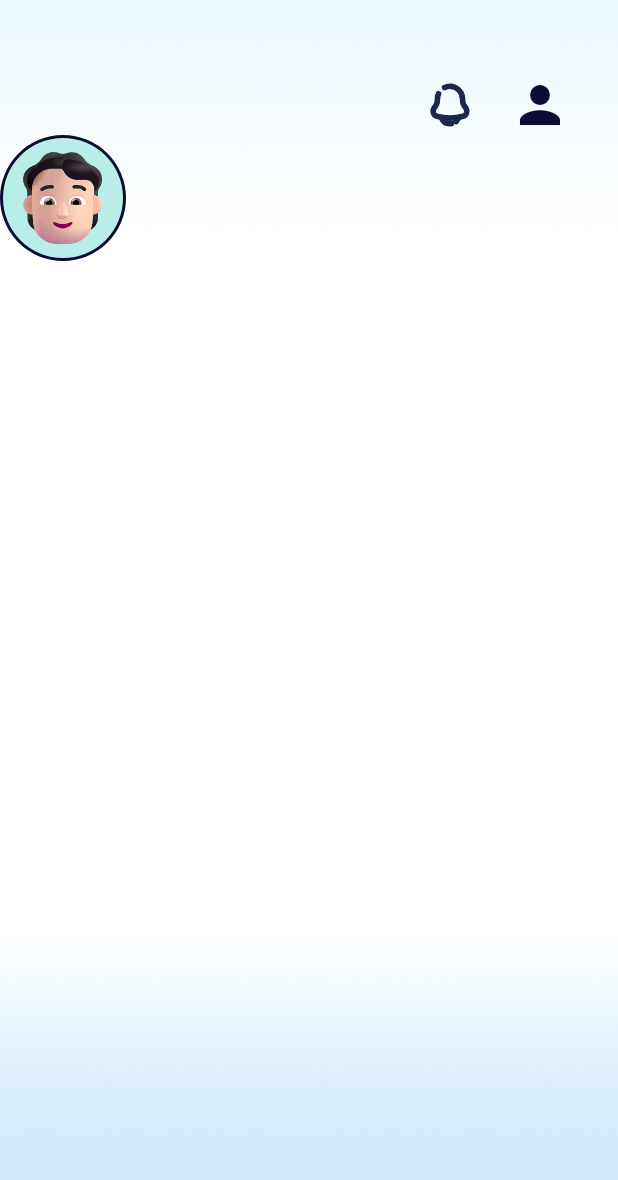
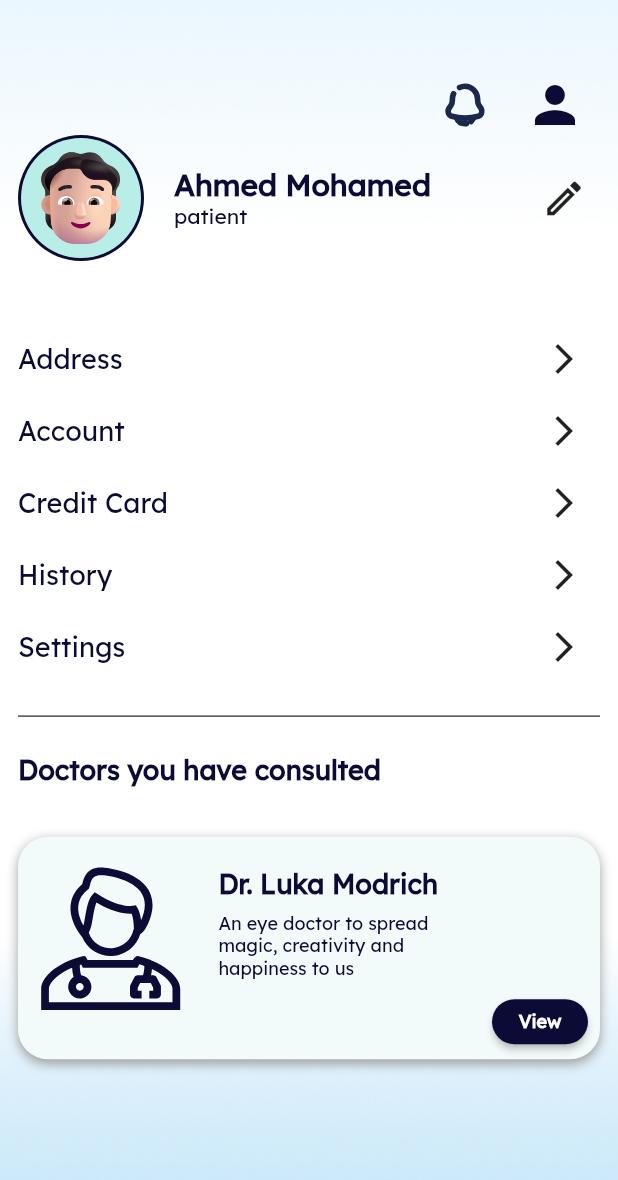
Before and after one commit to maryamyasserr/DermaByte, a Flutter app: the ProfileView screen opened by its route, after a tap on the "person" icon, on a phone screen of 412 x 824 dp. Shown: the top 1180 px of the screen. Run offline on Flutter 3.47's test engine with Material 2 defaults, Android fonts, the light colour scheme and no system bars; our stand-ins replace flutter_svg, go_router.

Commit message:
finish profile view

```diff
--- a/lib/Core/Widgets/custom_appbar.dart
+++ b/lib/Core/Widgets/custom_appbar.dart
@@ -6,7 +6,6 @@ import 'package:dermabyte/Core/utils/routes.dart';
 import 'package:flutter/material.dart';
 import 'package:flutter_svg/flutter_svg.dart';
 import 'package:go_router/go_router.dart';
-import 'package:font_awesome_flutter/font_awesome_flutter.dart';
 
 class CustomAppBar extends StatefulWidget {
   const CustomAppBar({super.key, required this.title});
@@ -23,7 +22,7 @@ class _CustomAppBarState extends State<CustomAppBar> {
   @override
   Widget build(BuildContext context) {
     return Padding(
-      padding: const EdgeInsets.only(top: 50, left: 9, right: 32),
+      padding: const EdgeInsets.only(top: 50, left: 9, right: 10),
       child: Row(
         mainAxisAlignment: MainAxisAlignment.spaceBetween,
         children: [
--- a/lib/Core/utils/assets.dart
+++ b/lib/Core/utils/assets.dart
@@ -5,4 +5,5 @@ class Assets {
   static const kWallBlock = "assets/images/wallClock.svg";
   static const kBackground = "assets/images/background.png";
   static const kProfileAvatar = 'assets/images/profile_avatar.svg';
+  static const kDoctorAvatar = 'assets/images/doctor_avatar.svg';
 }
--- a/lib/Core/utils/routes.dart
+++ b/lib/Core/utils/routes.dart
@@ -17,7 +17,7 @@ abstract class AppRoutes {
   static String kSignIn = '/SignIn';
 
   static final router = GoRouter(routes: [
-    GoRoute(path: '/', builder: (context, state) => const SplashView()),
+    GoRoute(path: '/', builder: (context, state) => const ProfileView()),
     GoRoute(path: kFollowUp, builder: (context, state) => const FollowUpView()),
     GoRoute(path: kUpcoming, builder: (context, state) => const UpComingView()),
     GoRoute(path: kProfile, builder: (context, state) => const ProfileView()),
--- /dev/null
+++ b/lib/Features/Profile/View/Widgets/custom_card.dart
@@ -0,0 +1,60 @@
+import 'package:dermabyte/Core/utils/colors.dart';
+import 'package:dermabyte/Features/Appoinments/View/Widgets/card_button.dart';
+import 'package:dermabyte/Features/Appoinments/View/Widgets/card_text.dart';
+import 'package:flutter/material.dart';
+import 'package:flutter_svg/flutter_svg.dart';
+
+class ProfileCustomCard extends StatelessWidget {
+  const ProfileCustomCard(
+      {super.key,
+      required this.iconCard,
+      required this.cardTitle,
+      required this.cardSubTitle,
+      required this.textButton,
+      this.onPressed,
+      this.width});
+  final String iconCard, cardTitle, cardSubTitle, textButton;
+  final void Function()? onPressed;
+  final double? width;
+  @override
+  Widget build(BuildContext context) {
+    return Container(
+      width: MediaQuery.of(context).size.width * 0.95,
+      height: MediaQuery.of(context).size.height * 0.18,
+      decoration: BoxDecoration(
+          color: AppColors.kCardColor,
+          borderRadius: BorderRadius.circular(20),
+          boxShadow: const [
+            BoxShadow(
+              color: Colors.grey,
+              offset: Offset(0.0, 2.6),
+              blurRadius: 6.0,
+            )
+          ]),
+      child: Stack(
+        children: [
+          Row(children: [
+            Padding(
+              padding: const EdgeInsets.only(bottom:10,right: 10),
+              child: SvgPicture.asset(
+                iconCard,
+                height: MediaQuery.of(context).size.height * 0.15,
+              ),
+            ),
+            CardText(
+              cardTitle: cardTitle,
+              cardSubTitle: cardSubTitle,
+            ),
+          ]),
+          Positioned(
+          right: 8,
+          bottom: 0,
+          child: CardButton(
+          textButton: textButton,
+          onPressed: onPressed,
+        ))
+        ],
+      ),
+    );
+  }
+}
--- /dev/null
+++ b/lib/Features/Profile/View/Widgets/header_section.dart
@@ -0,0 +1,47 @@
+import 'package:dermabyte/Core/utils/font_styels.dart';
+import 'package:dermabyte/Features/Profile/View/Widgets/profile_photo.dart';
+import 'package:flutter/material.dart';
+
+class HeaderSection extends StatelessWidget {
+  const HeaderSection({super.key});
+
+  @override
+  Widget build(BuildContext context) {
+    return Row(
+            mainAxisAlignment: MainAxisAlignment.spaceBetween,
+            children: [
+              const Row(
+                children: [
+                  ProfilePhoto(),
+                  SizedBox(
+                    width: 20,
+                  ),
+                  Column(
+                    crossAxisAlignment: CrossAxisAlignment.start,
+                    children: [
+                      Text(
+                        "Ahmed Mohamed",
+                        style: Styels.textStyle20_700,
+                      ),
+                      Text(
+                        "patient",
+                        style: Styels.textStyle14_300,
+                      ),
+                    ],
+                  ),
+                ],
+              ),
+              Padding(
+
+                padding: const EdgeInsets.all(0),
+                child: IconButton(
+                    onPressed: () {},
+                    icon: const Icon(
+                      Icons.edit_outlined,
+                      size: 30,
+                    )),
+              )
+            ],
+          );
+  }
+}
--- /dev/null
+++ b/lib/Features/Profile/View/Widgets/items_list_view.dart
@@ -0,0 +1,26 @@
+import 'package:dermabyte/Features/Profile/View/Widgets/profile_item.dart';
+import 'package:flutter/material.dart';
+
+class ItemsListView extends StatelessWidget {
+   ItemsListView({super.key});
+
+    final List<String> items = [
+    'Address',
+    'Account',
+    'Credit Card',
+    'History',
+    'Settings',
+    'Logout'
+  ];
+  @override
+  Widget build(BuildContext context) {
+    return  SizedBox(
+            height: MediaQuery.of(context).size.height*0.3,
+            child: ListView.builder(
+                itemCount: items.length,
+                itemBuilder: (context, index) {
+                  return ProfileItem(item: items[index]);
+                }),
+          );
+  }
+}
--- a/lib/Features/Profile/View/Widgets/profile_body.dart
+++ b/lib/Features/Profile/View/Widgets/profile_body.dart
@@ -1,11 +1,15 @@
 import 'package:dermabyte/Core/Widgets/custom_appBar.dart';
 import 'package:dermabyte/Core/utils/assets.dart';
-import 'package:dermabyte/Core/utils/colors.dart';
+import 'package:dermabyte/Core/utils/font_styels.dart';
+import 'package:dermabyte/Features/Profile/View/Widgets/custom_card.dart';
+import 'package:dermabyte/Features/Profile/View/Widgets/header_section.dart';
+import 'package:dermabyte/Features/Profile/View/Widgets/items_list_view.dart';
 import 'package:flutter/material.dart';
-import 'package:flutter_svg/flutter_svg.dart';
 
 class ProfileBody extends StatelessWidget {
   const ProfileBody({super.key});
+
+
 
   @override
   Widget build(BuildContext context) {
@@ -13,24 +17,35 @@ class ProfileBody extends StatelessWidget {
       decoration: const BoxDecoration(
           image: DecorationImage(
               image: AssetImage(Assets.kBackground), fit: BoxFit.cover)),
+      child: Padding(
+        padding: const EdgeInsets.symmetric(horizontal: 12),
         child: Column(
           children: [
             const CustomAppBar(title: ""),
-          Row(
-            children: [
-              Container(
-                padding: const EdgeInsets.all(2),
-                decoration: const BoxDecoration(
-                    color: AppColors.kPrimaryColor, shape: BoxShape.circle),
-                child: CircleAvatar(
-                  backgroundColor: const Color(0xffB9EEE8),
-                  radius: 40,
-                  child: SvgPicture.asset(Assets.kProfileAvatar),
+            const HeaderSection(),
+            SizedBox(
+              height: MediaQuery.of(context).size.height * 0.05,
             ),
+           ItemsListView(),
+           const SizedBox(height: 7),
+           const Divider(
+            thickness: 0.7,
+            color: Colors.black,
            ),
-            ],
+           SizedBox(height: MediaQuery.of(context).size.height*0.02),
+           const Align(
+            alignment: Alignment.centerLeft,
+            child: Text("Doctors you have consulted",style: Styels.textStyle18_600,)),
+           SizedBox(height: MediaQuery.of(context).size.height*0.04),
+             ProfileCustomCard(
+              iconCard: Assets.kDoctorAvatar,
+              cardTitle:"Dr. Luka Modrich",
+              cardSubTitle: "An eye doctor to spread magic, creativity and happiness to us",
+              textButton: "View",
+              onPressed: (){},
               )
           ],
+        ),
       ),
     );
   }
--- /dev/null
+++ b/lib/Features/Profile/View/Widgets/profile_item.dart
@@ -0,0 +1,24 @@
+import 'package:dermabyte/Core/utils/font_styels.dart';
+import 'package:flutter/material.dart';
+
+class ProfileItem extends StatelessWidget {
+  const ProfileItem({super.key, required this.item});
+
+  final String item;
+
+  @override
+  Widget build(BuildContext context) {
+    return Row(
+      mainAxisAlignment: MainAxisAlignment.spaceBetween,
+      children: [
+         Text(
+           item,
+           style: Styels.textStyle18_400,
+         ),
+        IconButton(
+            onPressed: () {},
+            icon: const Icon(Icons.arrow_forward_ios_outlined))
+      ],
+    );
+  }
+}
--- /dev/null
+++ b/lib/Features/Profile/View/Widgets/profile_photo.dart
@@ -0,0 +1,22 @@
+import 'package:dermabyte/Core/utils/assets.dart';
+import 'package:dermabyte/Core/utils/colors.dart';
+import 'package:flutter/material.dart';
+import 'package:flutter_svg/svg.dart';
+
+class ProfilePhoto extends StatelessWidget {
+  const ProfilePhoto({super.key});
+
+  @override
+  Widget build(BuildContext context) {
+    return Container(
+      padding: const EdgeInsets.all(2),
+      decoration: const BoxDecoration(
+          color: AppColors.kPrimaryColor, shape: BoxShape.circle),
+      child: CircleAvatar(
+        backgroundColor: const Color(0xffB9EEE8),
+        radius: 40,
+        child: SvgPicture.asset(Assets.kProfileAvatar),
+      ),
+    );
+  }
+}
--- a/lib/Features/Profile/View/profile_view.dart
+++ b/lib/Features/Profile/View/profile_view.dart
@@ -6,7 +6,7 @@ class ProfileView extends StatelessWidget {
 
   @override
   Widget build(BuildContext context) {
-    return const SafeArea(
+    return  const SafeArea(
       child: Scaffold(
         body: ProfileBody(),
       ),
--- a/lib/Features/Splash/View/Widgets/intro_body.dart
+++ b/lib/Features/Splash/View/Widgets/intro_body.dart
@@ -14,7 +14,7 @@ class IntroBody extends StatelessWidget {
                   image: AssetImage('assets/images/intro_background.png'),
                   fit: BoxFit.fill)),
         ),
-        Positioned(bottom: 0, child: IntroBottomSheet())
+        const Positioned(bottom: 0, child: IntroBottomSheet())
       ],
     );
   }
--- a/lib/Features/Splash/View/splash_view.dart
+++ b/lib/Features/Splash/View/splash_view.dart
@@ -20,6 +20,7 @@ class _SplashViewState extends State<SplashView> {
     super.initState();
   }
 
+  @override
   Widget build(BuildContext context) {
     return const SplashBody();
   }
```
Also changed, not shown: assets/images/doctor_avatar.svg (added). Lines whose indentation alone changed are shown as unchanged.
